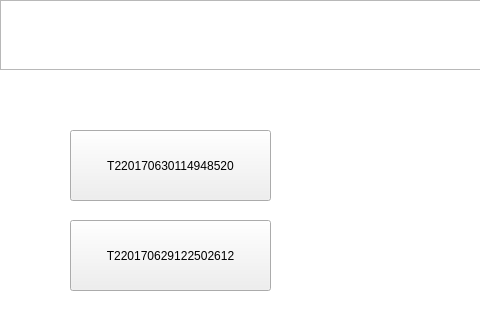
The window that SmartCabinet/Device/devicesimulate.ui (birdman1992/SmartCabinet) describes before a commit, drawn with Qt 5; both pictures show x 0 to 480 and y 0 to 325 of the 640 by 480 pixel window.
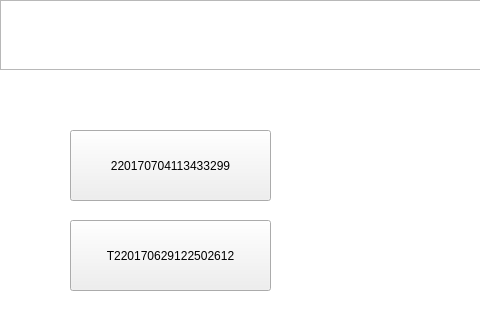
The same window after the commit. The open tabs and pages were chosen to show the change.

The edit to the form file:
```diff
--- a/SmartCabinet/Device/devicesimulate.ui
+++ b/SmartCabinet/Device/devicesimulate.ui
@@ -135,7 +135,7 @@
         </rect>
        </property>
        <property name="text">
-        <string>T220170630114948520</string>
+        <string>220170704113433299</string>
        </property>
       </widget>
       <widget class="QPushButton" name="listCode_2">
```
Left out of the diff: 2 changed lines with no effect on the pictures.
